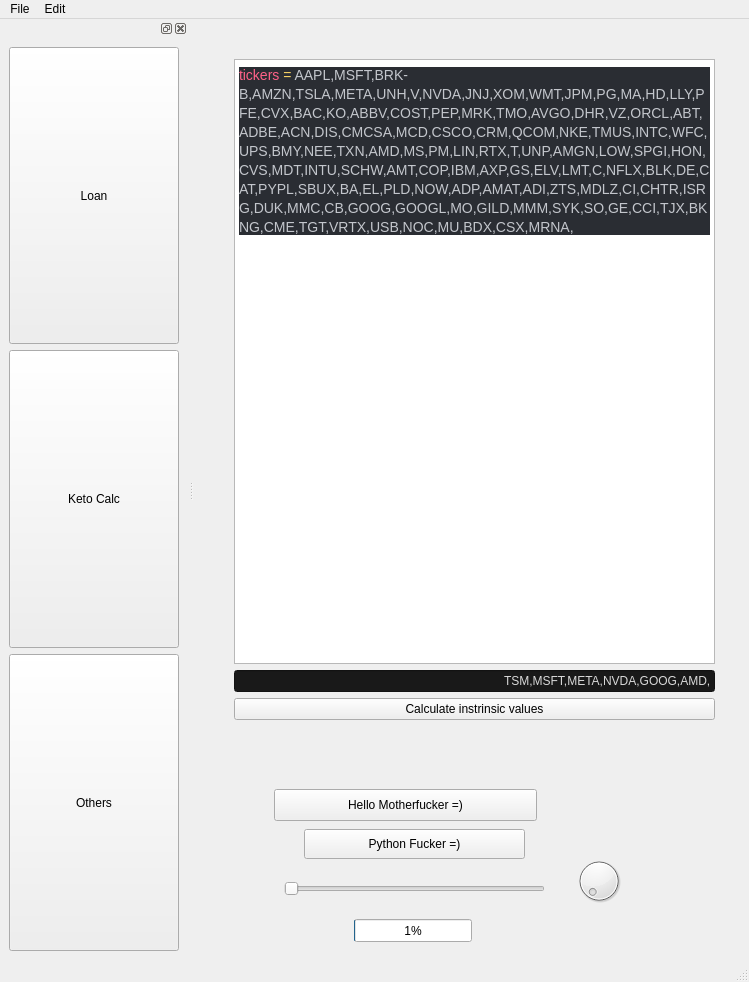
Before: the Qt Designer form C++/QTApp/mainwindow.ui in TamiAlQuida/TamiAlQuida.github.io, drawn with Qt 5.
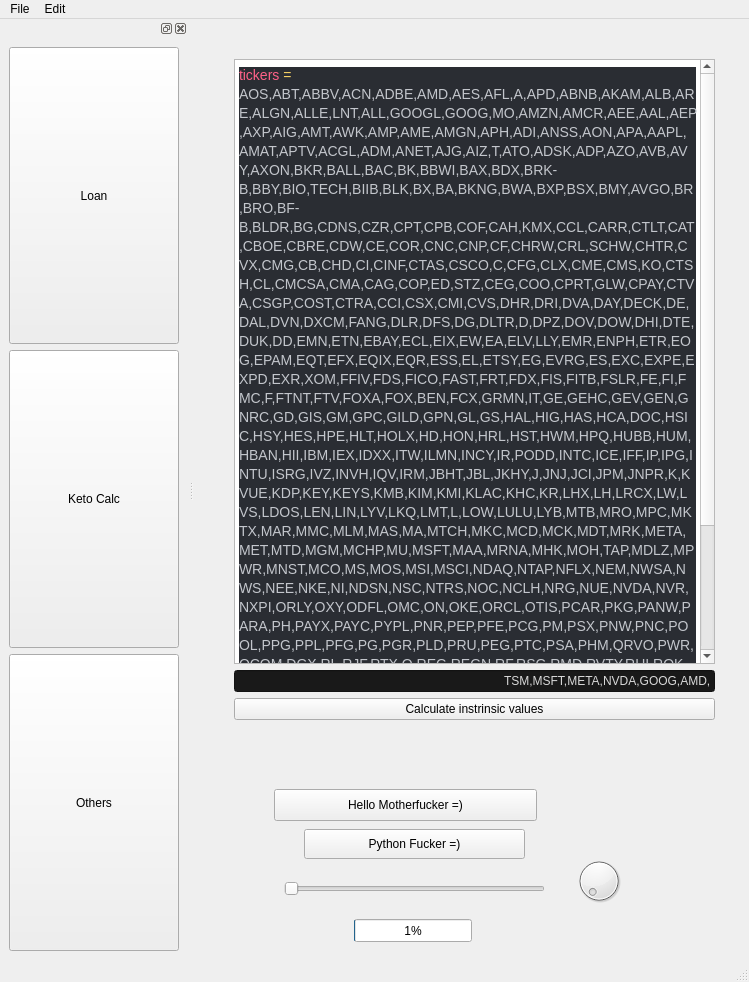
After: the same form once the commit is applied. Icons and pictures are not drawn.

The edit to the form file:
```diff
--- a/C++/QTApp/mainwindow.ui
+++ b/C++/QTApp/mainwindow.ui
@@ -4928,7 +4928,7 @@
 li.unchecked::marker { content: &quot;\2610&quot;; }
 li.checked::marker { content: &quot;\2612&quot;; }
 &lt;/style&gt;&lt;/head&gt;&lt;body style=&quot; font-family:'Segoe UI','Frutiger','Frutiger Linotype','Dejavu Sans','Helvetica Neue','Arial','sans-serif'; font-size:10pt; font-weight:400; font-style:normal;&quot;&gt;
-&lt;p style=&quot; margin-top:0px; margin-bottom:0px; margin-left:0px; margin-right:0px; -qt-block-indent:0; text-indent:0px; line-height:19px; background-color:#2a2d33;&quot;&gt;&lt;span style=&quot; font-family:'Droid Sans Mono','monospace','monospace'; font-size:14px; color:#ff6188;&quot;&gt;tickers&lt;/span&gt;&lt;span style=&quot; font-family:'Droid Sans Mono','monospace','monospace'; font-size:14px; color:#c3c6cc;&quot;&gt; &lt;/span&gt;&lt;span style=&quot; font-family:'Droid Sans Mono','monospace','monospace'; font-size:14px; color:#ffd866;&quot;&gt;=&lt;/span&gt;&lt;span style=&quot; font-family:'Droid Sans Mono','monospace','monospace'; font-size:14px; color:#c3c6cc;&quot;&gt; AAPL,MSFT,BRK-B,AMZN,TSLA,META,UNH,V,NVDA,JNJ,XOM,WMT,JPM,PG,MA,HD,LLY,PFE,CVX,BAC,KO,ABBV,COST,PEP,MRK,TMO,AVGO,DHR,VZ,ORCL,ABT,ADBE,ACN,DIS,CMCSA,MCD,CSCO,CRM,QCOM,NKE,TMUS,INTC,WFC,UPS,BMY,NEE,TXN,AMD,MS,PM,LIN,RTX,T,UNP,AMGN,LOW,SPGI,HON,CVS,MDT,INTU,SCHW,AMT,COP,IBM,AXP,GS,ELV,LMT,C,NFLX,BLK,DE,CAT,PYPL,SBUX,BA,EL,PLD,NOW,ADP,AMAT,ADI,ZTS,MDLZ,CI,CHTR,ISRG,DUK,MMC,CB,GOOG,GOOGL,MO,GILD,MMM,SYK,SO,GE,CCI,TJX,BKNG,CME,TGT,VRTX,USB,NOC,MU,BDX,CSX,MRNA,&lt;/span&gt;&lt;/p&gt;&lt;/body&gt;&lt;/html&gt;</string>
+&lt;p style=&quot; margin-top:0px; margin-bottom:0px; margin-left:0px; margin-right:0px; -qt-block-indent:0; text-indent:0px; line-height:19px; background-color:#2a2d33;&quot;&gt;&lt;span style=&quot; font-family:'Droid Sans Mono','monospace','monospace'; font-size:14px; color:#ff6188;&quot;&gt;tickers&lt;/span&gt;&lt;span style=&quot; font-family:'Droid Sans Mono','monospace','monospace'; font-size:14px; color:#c3c6cc;&quot;&gt; &lt;/span&gt;&lt;span style=&quot; font-family:'Droid Sans Mono','monospace','monospace'; font-size:14px; color:#ffd866;&quot;&gt;=&lt;/span&gt;&lt;span style=&quot; font-family:'Droid Sans Mono','monospace','monospace'; font-size:14px; color:#c3c6cc;&quot;&gt; AOS,ABT,ABBV,ACN,ADBE,AMD,AES,AFL,A,APD,ABNB,AKAM,ALB,ARE,ALGN,ALLE,LNT,ALL,GOOGL,GOOG,MO,AMZN,AMCR,AEE,AAL,AEP,AXP,AIG,AMT,AWK,AMP,AME,AMGN,APH,ADI,ANSS,AON,APA,AAPL,AMAT,APTV,ACGL,ADM,ANET,AJG,AIZ,T,ATO,ADSK,ADP,AZO,AVB,AVY,AXON,BKR,BALL,BAC,BK,BBWI,BAX,BDX,BRK-B,BBY,BIO,TECH,BIIB,BLK,BX,BA,BKNG,BWA,BXP,BSX,BMY,AVGO,BR,BRO,BF-B,BLDR,BG,CDNS,CZR,CPT,CPB,COF,CAH,KMX,CCL,CARR,CTLT,CAT,CBOE,CBRE,CDW,CE,COR,CNC,CNP,CF,CHRW,CRL,SCHW,CHTR,CVX,CMG,CB,CHD,CI,CINF,CTAS,CSCO,C,CFG,CLX,CME,CMS,KO,CTSH,CL,CMCSA,CMA,CAG,COP,ED,STZ,CEG,COO,CPRT,GLW,CPAY,CTVA,CSGP,COST,CTRA,CCI,CSX,CMI,CVS,DHR,DRI,DVA,DAY,DECK,DE,DAL,DVN,DXCM,FANG,DLR,DFS,DG,DLTR,D,DPZ,DOV,DOW,DHI,DTE,DUK,DD,EMN,ETN,EBAY,ECL,EIX,EW,EA,ELV,LLY,EMR,ENPH,ETR,EOG,EPAM,EQT,EFX,EQIX,EQR,ESS,EL,ETSY,EG,EVRG,ES,EXC,EXPE,EXPD,EXR,XOM,FFIV,FDS,FICO,FAST,FRT,FDX,FIS,FITB,FSLR,FE,FI,FMC,F,FTNT,FTV,FOXA,FOX,BEN,FCX,GRMN,IT,GE,GEHC,GEV,GEN,GNRC,GD,GIS,GM,GPC,GILD,GPN,GL,GS,HAL,HIG,HAS,HCA,DOC,HSIC,HSY,HES,HPE,HLT,HOLX,HD,HON,HRL,HST,HWM,HPQ,HUBB,HUM,HBAN,HII,IBM,IEX,IDXX,ITW,ILMN,INCY,IR,PODD,INTC,ICE,IFF,IP,IPG,INTU,ISRG,IVZ,INVH,IQV,IRM,JBHT,JBL,JKHY,J,JNJ,JCI,JPM,JNPR,K,KVUE,KDP,KEY,KEYS,KMB,KIM,KMI,KLAC,KHC,KR,LHX,LH,LRCX,LW,LVS,LDOS,LEN,LIN,LYV,LKQ,LMT,L,LOW,LULU,LYB,MTB,MRO,MPC,MKTX,MAR,MMC,MLM,MAS,MA,MTCH,MKC,MCD,MCK,MDT,MRK,META,MET,MTD,MGM,MCHP,MU,MSFT,MAA,MRNA,MHK,MOH,TAP,MDLZ,MPWR,MNST,MCO,MS,MOS,MSI,MSCI,NDAQ,NTAP,NFLX,NEM,NWSA,NWS,NEE,NKE,NI,NDSN,NSC,NTRS,NOC,NCLH,NRG,NUE,NVDA,NVR,NXPI,ORLY,OXY,ODFL,OMC,ON,OKE,ORCL,OTIS,PCAR,PKG,PANW,PARA,PH,PAYX,PAYC,PYPL,PNR,PEP,PFE,PCG,PM,PSX,PNW,PNC,POOL,PPG,PPL,PFG,PG,PGR,PLD,PRU,PEG,PTC,PSA,PHM,QRVO,PWR,QCOM,DGX,RL,RJF,RTX,O,REG,REGN,RF,RSG,RMD,RVTY,RHI,ROK,ROL,ROP,ROST,RCL,SPGI,CRM,SBAC,SLB,STX,SRE,NOW,SHW,SPG,SWKS,SJM,SNA,SOLV,SO,LUV,SWK,SBUX,STT,STLD,STE,SYK,SMCI,SYF,SNPS,SYY,TMUS,TROW,TTWO,TPR,TRGP,TGT,TEL,TDY,TFX,TER,TSLA,TXN,TXT,TMO,TJX,TSCO,TT,TDG,TRV,TRMB,TFC,TYL,TSN,USB,UBER,UDR,ULTA,UNP,UAL,UPS,URI,UNH,UHS,VLO,VTR,VLTO,VRSN,VRSK,VZ,VRTX,VTRS,VICI,V,VST,VMC,WRB,GWW,WAB,WBA,WMT,DIS,WBD,WM,WAT,WEC,WFC,WELL,WST,WDC,WRK,WY,WMB,WTW,WYNN,XEL,XYL,YUM,ZBRA,ZBH,ZTS,&lt;/span&gt;&lt;/p&gt;&lt;/body&gt;&lt;/html&gt;</string>
          </property>
         </widget>
        </item>
```
Left out of the diff: 3 changed lines with no effect on the pictures.
